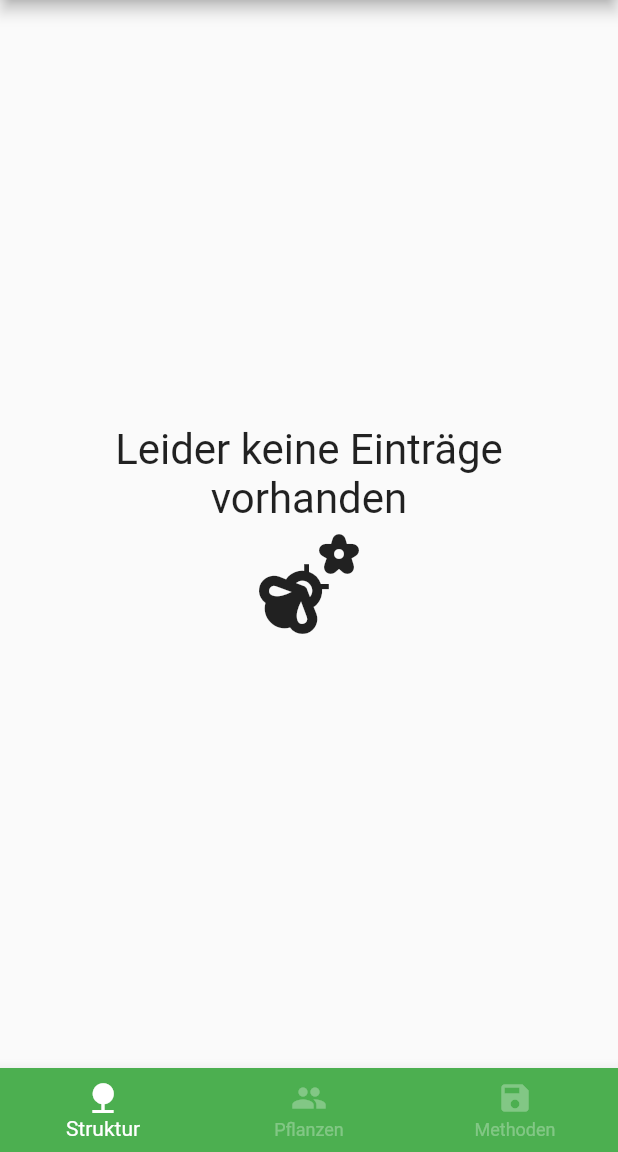
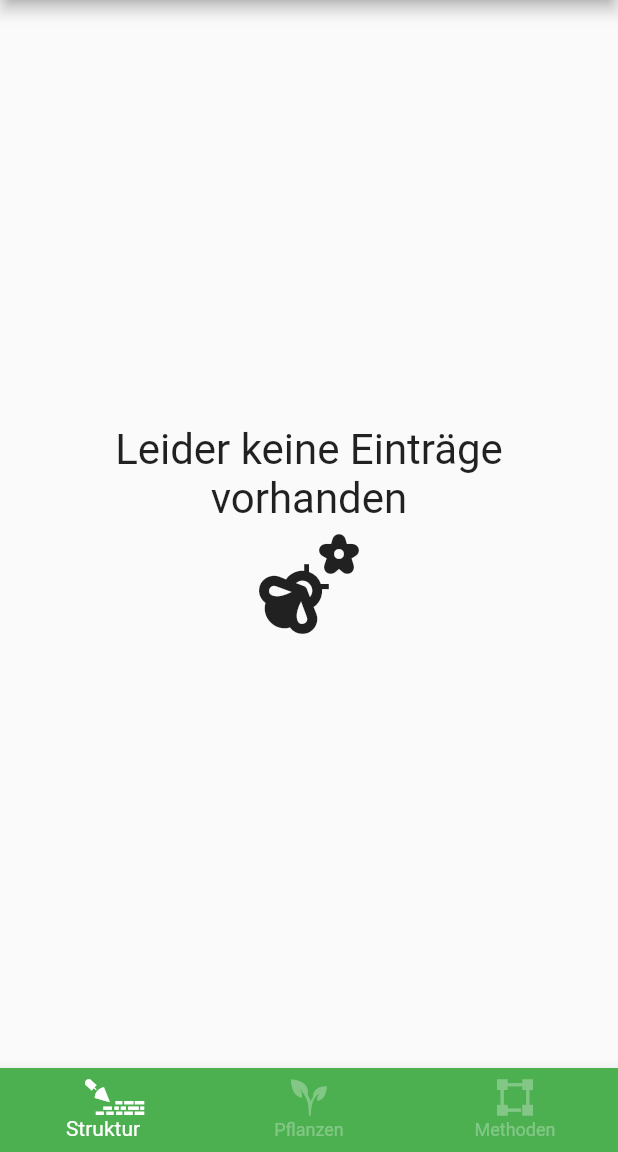
Before and after one commit to thierrypascal/better_gardens, a Flutter app: the InformationListPage screen opened directly, on a phone screen of 412 x 824 dp, the part 84-1236 px from its top. Run offline on Flutter 3.47's test engine with Material 2 defaults, Android fonts, the phone set to English and light mode, and no system bars; our stand-ins replace cloud_firestore, firebase_core, geocoding, google_maps_flutter, material_design_icons_flutter; accounts and stored records are empty.

Commit message:
added custom icons

```diff
--- /dev/null
+++ b/lib/fonts/icons_biodiversity_icons.dart
@@ -0,0 +1,27 @@
+/// Flutter icons IconsBiodiversity
+/// Copyright (C) 2020 by original authors @ fluttericon.com, fontello.com
+/// This font was generated by FlutterIcon.com, which is derived from Fontello.
+///
+/// To use this font, place it in your fonts/ directory and include the
+/// following in your pubspec.yaml
+///
+/// flutter:
+///   fonts:
+///    - family:  IconsBiodiversity
+///      fonts:
+///       - asset: fonts/IconsBiodiversity.ttf
+///
+///
+///
+import 'package:flutter/widgets.dart';
+
+class IconsBiodiversity {
+  IconsBiodiversity._();
+
+  static const _kFontFam = 'IconsBiodiversity';
+
+  static const IconData plant = IconData(0xe800, fontFamily: _kFontFam);
+  static const IconData structure = IconData(0xe801, fontFamily: _kFontFam);
+  static const IconData wish = IconData(0xe802, fontFamily: _kFontFam);
+  static const IconData method = IconData(0xe803, fontFamily: _kFontFam);
+}
--- a/lib/screens/information_list_page/information_list_page.dart
+++ b/lib/screens/information_list_page/information_list_page.dart
@@ -3,6 +3,7 @@ import 'package:biodiversity/components/strucural_element_card_widget.dart';
 import 'package:biodiversity/models/biodiversity_measure.dart';
 import 'package:cloud_firestore/cloud_firestore.dart';
 import 'package:flutter/material.dart';
+import 'package:biodiversity/fonts/icons_biodiversity_icons.dart';
 
 class InformationListPage extends StatefulWidget {
   @override
@@ -40,9 +41,9 @@ class _InformationListPageState extends State<InformationListPage> {
       ),
       bottomNavigationBar: BottomNavigationBar(
         items: const [
-          BottomNavigationBarItem(icon: Icon(Icons.nature), label: "Struktur"),
-          BottomNavigationBarItem(icon: Icon(Icons.people), label: "Pflanzen"),
-          BottomNavigationBarItem(icon: Icon(Icons.save), label: "Methoden"),
+          BottomNavigationBarItem(icon: Icon(IconsBiodiversity.structure), label: "Struktur"),
+          BottomNavigationBarItem(icon: Icon(IconsBiodiversity.plant), label: "Pflanzen"),
+          BottomNavigationBarItem(icon: Icon(IconsBiodiversity.method), label: "Methoden"),
         ],
         onTap: _onTap,
         currentIndex: _currentPage,
--- a/pubspec.yaml
+++ b/pubspec.yaml
@@ -54,6 +54,10 @@ flutter:
   # included with your application, so that you can use the icons in
   # the material Icons class.
   uses-material-design: true
+  fonts:
+    - family: IconsBiodiversity
+      fonts:
+        - asset: lib/fonts/IconsBiodiversity.ttf
 
   # To add assets to your application, add an assets section, like this:
   # assets:
```
Also changed, not shown: lib/screens/map_page/maps_page.dart (+5 -4 lines), lib/fonts/IconsBiodiversity.ttf (added).
